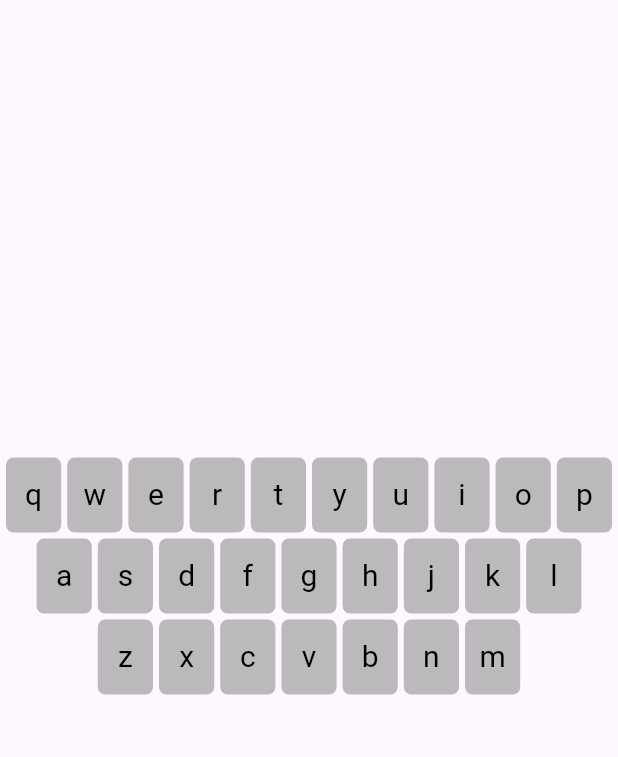
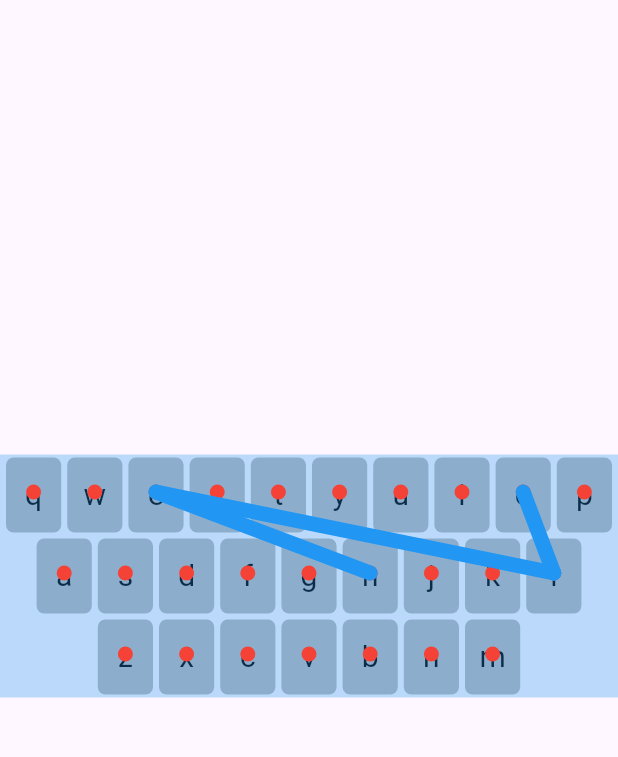
Before and after one commit to kiru-12/Smart_Swiping, a Flutter app: the screen it shows after launch, on a phone screen of 412 x 824 dp, the part 84-841 px from its top. Run offline on Flutter 3.47's test engine with Material 3 defaults, Android fonts, the phone set to English and light mode, and no system bars.

Commit message:
complete gesture simulation (linear) --> add simulation with noise

```diff
--- a/app/lib/custom_keyboard.dart
+++ b/app/lib/custom_keyboard.dart
@@ -1,18 +1,116 @@
+import 'dart:ui';
 import 'package:flutter/material.dart';
 
 const double padding = 2;
 const double heightOfKey = 50;
 const keysList = ["qwertyuiop", "asdfghjkl", "zxcvbnm"];
 
-class CustomKeyBoard extends StatelessWidget {
+class CustomKeyBoard extends StatefulWidget {
   const CustomKeyBoard({super.key});
 
-  static getWidthOfKey(BuildContext context) =>
-      (MediaQuery.of(context).size.width - (2 * padding)) / keysList[0].length;
+  static getWidthOfKey(BuildContext context) {
+    return (MediaQuery.of(context).size.width - (2 * padding)) / keysList[0].length;
+  }
+
+  @override
+  State<CustomKeyBoard> createState() => _CustomKeyBoardState();
+}
+
+class _CustomKeyBoardState extends State<CustomKeyBoard> {
+  Map<String, Offset> getKeysWithTheirOffSets({required double widthOfScreen, required double widthOfKey}) {
+    Map<String, Offset> keysWithTheirCenters = {};
+
+    for (var rowIndex = 0; rowIndex < keysList.length; rowIndex++) {
+      String keys = keysList[rowIndex];
+
+      final heightOffset = (rowIndex * (heightOfKey + (2 * padding))) + (heightOfKey / 2);
+      final initalWidthOffset = (widthOfScreen - (keys.length * widthOfKey)) / 2;
+
+      for (var index = 0; index < keys.length; index++) {
+        String key = keys[index];
+        final offset = Offset(initalWidthOffset + (index * widthOfKey) + (widthOfKey / 2), heightOffset);
+        keysWithTheirCenters[key] = offset;
+      }
+    }
+
+    return keysWithTheirCenters;
+  }
+
+  Map<String, Offset>? keysWithTheirCenters;
+  double? widthOfScreen;
 
   @override
   Widget build(BuildContext context) {
-    double widthOfKey = getWidthOfKey(context);
+    final width = MediaQuery.of(context).size.width;
+    print(width);
+    double widthOfKey = CustomKeyBoard.getWidthOfKey(context);
+
+    if (widthOfScreen == null || keysWithTheirCenters == null || width != widthOfScreen) {
+      keysWithTheirCenters = getKeysWithTheirOffSets(widthOfScreen: width, widthOfKey: widthOfKey);
+      widthOfScreen = width;
+    }
+
+    return Stack(
+      children: [
+        const StaticKeyBoard(),
+        IgnorePointer(
+          child: Container(
+            color: Colors.blue.withOpacity(0.3),
+            width: width,
+            height: keysList.length * (heightOfKey) + (keysList.length * 2 * padding),
+            child: CustomPaint(painter: StrokePainter(keysWithTheirCenters: keysWithTheirCenters!)),
+          ),
+        ),
+      ],
+    );
+  }
+}
+
+class StrokePainter extends CustomPainter {
+  StrokePainter({required this.keysWithTheirCenters});
+  Map<String, Offset> keysWithTheirCenters;
+
+  @override
+  void paint(Canvas canvas, Size size) {
+    Paint paint = Paint()
+      ..color = Colors.red
+      ..strokeWidth = 10
+      ..strokeCap = StrokeCap.round;
+
+    List<Offset> keyPoints = keysWithTheirCenters.entries.map((e) => e.value).toList();
+    canvas.drawPoints(PointMode.points, keyPoints, paint);
+
+    // String words = "THALA";
+    // String words = "WOAHH";
+    String words = "HELLO";
+    Paint bluePaint = Paint()
+      ..color = Colors.blue
+      ..strokeWidth = 10
+      ..strokeCap = StrokeCap.round;
+
+    List<Offset> wordPoints = [];
+    words.split("").forEach((char) {
+      if (char == ' ') return;
+      char = char.toLowerCase();
+
+      wordPoints.add(keysWithTheirCenters[char]!);
+    });
+
+    canvas.drawPoints(PointMode.polygon, wordPoints, bluePaint);
+  }
+
+  @override
+  bool shouldRepaint(covariant CustomPainter oldDelegate) {
+    return false;
+  }
+}
+
+class StaticKeyBoard extends StatelessWidget {
+  const StaticKeyBoard({super.key});
+
+  @override
+  Widget build(BuildContext context) {
+    double widthOfKey = CustomKeyBoard.getWidthOfKey(context);
 
     return SizedBox(
       width: MediaQuery.of(context).size.width,
@@ -39,9 +137,11 @@ class KeyBoardKey extends StatelessWidget {
   @override
   Widget build(BuildContext context) {
     return Container(
+      // color: Colors.red,
+      padding: const EdgeInsets.all(padding),
+      child: Container(
         width: widthOfKey - (2 * padding),
         height: heightOfKey,
-      margin: const EdgeInsets.all(padding),
         decoration: BoxDecoration(
           color: Colors.grey.withOpacity(0.7),
           borderRadius: BorderRadius.circular(5),
@@ -55,6 +155,7 @@ class KeyBoardKey extends StatelessWidget {
             child: Center(child: Text(text, style: const TextStyle(color: Colors.black, fontSize: 20))),
           ),
         ),
+      ),
     );
   }
 }
--- a/app/lib/main.dart
+++ b/app/lib/main.dart
@@ -12,6 +12,7 @@
   Widget build(BuildContext context) {
     return MaterialApp(
       title: 'Smart Swiping',
+      debugShowCheckedModeBanner: false,
       theme: ThemeData(colorScheme: ColorScheme.fromSeed(seedColor: Colors.deepPurple), useMaterial3: true),
       home: MyHomePage(),
     );
```
Also changed, not shown: 2 other files. Lines whose indentation alone changed are shown as unchanged.
